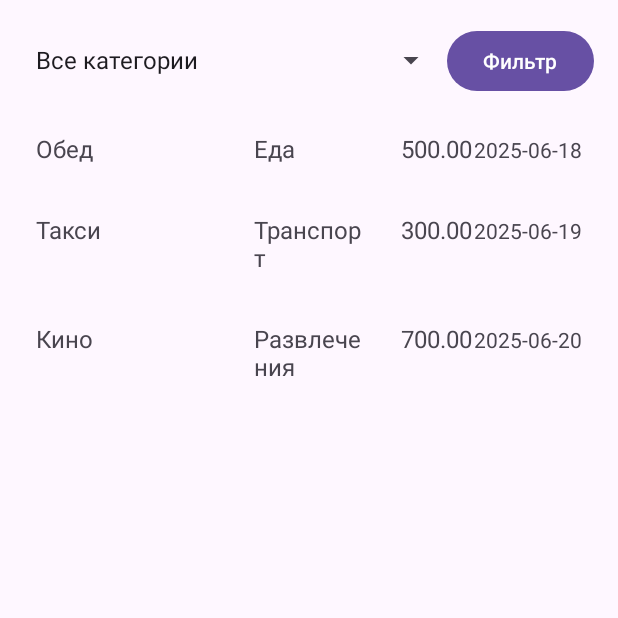
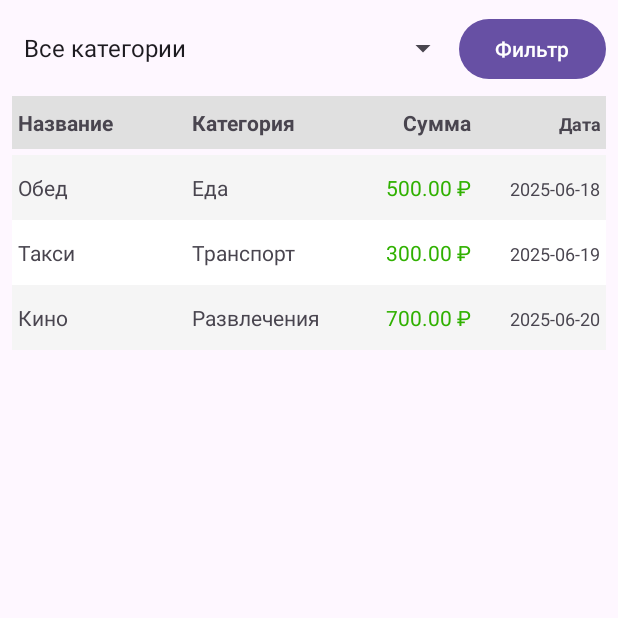
Before and after one commit to minnymaster/android, an Android app: the ExpensesActivity screen opened directly, with no data from a screen before it, on a phone screen of 412 x 824 dp, the top half of it. Run offline under Robolectric (Android 15) with nearby library versions, the phone set to English and light mode, and no system bars.

Commit message:
feat: Изменения стиля страницы просмотра трат

```diff
--- a/app/src/main/java/org/hse/finance/ExpenseAdapter.java
+++ b/app/src/main/java/org/hse/finance/ExpenseAdapter.java
@@ -1,5 +1,6 @@
 package org.hse.finance;
 
+import android.graphics.Color;
 import android.view.LayoutInflater;
 import android.view.View;
 import android.view.ViewGroup;
@@ -27,8 +28,15 @@ public class ExpenseAdapter extends RecyclerView.Adapter<ExpenseAdapter.ExpenseV
         Expense expense = expenseList.get(position);
         holder.textName.setText(expense.getName());
         holder.textCategory.setText(expense.getCategory());
-        holder.textAmount.setText(String.format("%.2f", expense.getAmount()));
+        holder.textAmount.setText(String.format("%.2f ₽", expense.getAmount()));
         holder.textDate.setText(expense.getDate());
+
+        // Чередование цвета
+        if (position % 2 == 0) {
+            holder.itemView.setBackgroundColor(Color.parseColor("#F5F5F5")); // светло-серый
+        } else {
+            holder.itemView.setBackgroundColor(Color.WHITE);
+        }
     }
 
     @Override
--- a/app/src/main/res/layout/activity_expenses.xml
+++ b/app/src/main/res/layout/activity_expenses.xml
@@ -1,15 +1,15 @@
-<?xml version="1.0" encoding="utf-8"?>
 <LinearLayout xmlns:android="http://schemas.android.com/apk/res/android"
     android:layout_width="match_parent"
     android:layout_height="match_parent"
     android:orientation="vertical"
     android:padding="8dp">
 
+    <!-- Фильтр по категориям -->
     <LinearLayout
         android:layout_width="match_parent"
         android:layout_height="wrap_content"
         android:orientation="horizontal"
-        android:padding="8dp">
+        android:paddingBottom="8dp">
 
         <Spinner
             android:id="@+id/spinnerCategories"
@@ -25,8 +25,60 @@
             android:text="Фильтр" />
     </LinearLayout>
 
+    <!-- Заголовок списка -->
+    <LinearLayout
+        android:layout_width="match_parent"
+        android:layout_height="wrap_content"
+        android:orientation="horizontal"
+        android:background="#E0E0E0"
+        android:paddingVertical="8dp"
+        android:paddingHorizontal="4dp">
+
+        <TextView
+            android:layout_width="0dp"
+            android:layout_height="wrap_content"
+            android:layout_weight="1.5"
+            android:text="Название"
+            android:textStyle="bold"
+            android:textSize="14sp"
+            android:paddingEnd="8dp"
+            android:gravity="start"/>
+
+        <TextView
+            android:layout_width="0dp"
+            android:layout_height="wrap_content"
+            android:layout_weight="1.5"
+            android:text="Категория"
+            android:textStyle="bold"
+            android:textSize="14sp"
+            android:paddingEnd="8dp"
+            android:gravity="start"/>
+
+        <TextView
+            android:layout_width="0dp"
+            android:layout_height="wrap_content"
+            android:layout_weight="1"
+            android:text="Сумма"
+            android:textStyle="bold"
+            android:textSize="14sp"
+            android:gravity="end"
+            android:paddingEnd="8dp"/>
+
+        <TextView
+            android:layout_width="0dp"
+            android:layout_height="wrap_content"
+            android:layout_weight="1"
+            android:text="Дата"
+            android:textStyle="bold"
+            android:textSize="12sp"
+            android:gravity="end"/>
+    </LinearLayout>
+
+    <!-- Список -->
     <androidx.recyclerview.widget.RecyclerView
         android:id="@+id/recyclerViewExpenses"
         android:layout_width="match_parent"
-        android:layout_height="wrap_content" />
+        android:layout_height="0dp"
+        android:layout_weight="1"
+        android:paddingTop="4dp" />
 </LinearLayout>
--- a/app/src/main/res/layout/item_expense.xml
+++ b/app/src/main/res/layout/item_expense.xml
@@ -3,35 +3,47 @@
     android:layout_width="match_parent"
     android:layout_height="wrap_content"
     android:orientation="horizontal"
-    android:padding="16dp">
+    android:paddingVertical="12dp"
+    android:paddingHorizontal="4dp"
+    android:background="?android:attr/selectableItemBackground">
 
     <TextView
         android:id="@+id/textName"
         android:layout_width="0dp"
         android:layout_height="wrap_content"
-        android:layout_weight="2"
-        android:textSize="16sp"/>
+        android:layout_weight="1.5"
+        android:textSize="14sp"
+        android:maxLines="1"
+        android:ellipsize="end"
+        android:paddingEnd="8dp"
+        android:gravity="start"/>
 
     <TextView
         android:id="@+id/textCategory"
         android:layout_width="0dp"
         android:layout_height="wrap_content"
-        android:layout_weight="1"
-        android:textSize="16sp"/>
+        android:layout_weight="1.5"
+        android:textSize="14sp"
+        android:maxLines="1"
+        android:ellipsize="end"
+        android:paddingEnd="8dp"
+        android:gravity="start"/>
 
     <TextView
         android:id="@+id/textAmount"
         android:layout_width="0dp"
         android:layout_height="wrap_content"
         android:layout_weight="1"
-        android:textSize="16sp"
-        android:textAlignment="textEnd"/>
+        android:gravity="end"
+        android:paddingEnd="8dp"
+        android:textColor="#30B100"
+        android:textSize="14sp" />
 
     <TextView
         android:id="@+id/textDate"
         android:layout_width="0dp"
         android:layout_height="wrap_content"
         android:layout_weight="1"
-        android:textSize="14sp"
-        android:textAlignment="textEnd"/>
+        android:textSize="12sp"
+        android:gravity="end"/>
 </LinearLayout>
```
